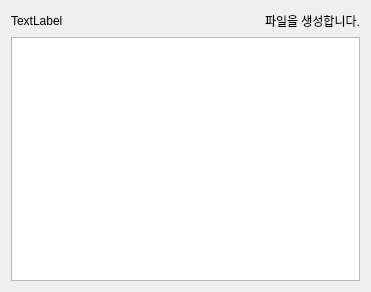
Above: task2/Qt/animal_farm_3.ui from ParkJeonghyeon1013/team_A before the change. Below: the same form after it.
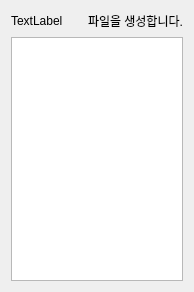
That is the form after the change.

```diff
--- a/task2/Qt/animal_farm_3.ui
+++ b/task2/Qt/animal_farm_3.ui
@@ -6,7 +6,7 @@
    <rect>
     <x>0</x>
     <y>0</y>
-    <width>371</width>
+    <width>194</width>
     <height>292</height>
    </rect>
   </property>
```
